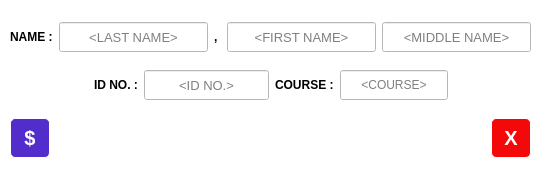
This is gui/uieditstudent.ui in drichardcarl/StudentRecord as Qt 5 draws it before an edit. The edited form follows.
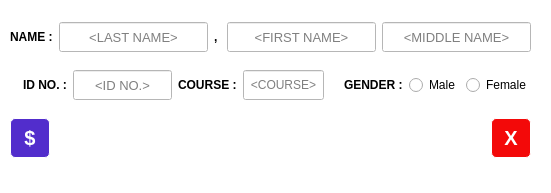
This is the edited form.

Patch:
```diff
--- a/gui/uieditstudent.ui
+++ b/gui/uieditstudent.ui
@@ -296,6 +296,35 @@
         </property>
        </spacer>
       </item>
+      <item>
+       <widget class="QLabel" name="lblIDNo_2">
+        <property name="font">
+         <font>
+          <family>Segoe UI</family>
+         </font>
+        </property>
+        <property name="text">
+         <string>&lt;html&gt;&lt;head/&gt;&lt;body&gt;&lt;p&gt;&lt;span style=&quot; font-weight:600;&quot;&gt;GENDER :&lt;/span&gt;&lt;/p&gt;&lt;/body&gt;&lt;/html&gt;</string>
+        </property>
+        <property name="textFormat">
+         <enum>Qt::RichText</enum>
+        </property>
+       </widget>
+      </item>
+      <item>
+       <widget class="QRadioButton" name="rbMale">
+        <property name="text">
+         <string>Male</string>
+        </property>
+       </widget>
+      </item>
+      <item>
+       <widget class="QRadioButton" name="rbFemale">
+        <property name="text">
+         <string>Female</string>
+        </property>
+       </widget>
+      </item>
      </layout>
     </item>
     <item>
```
